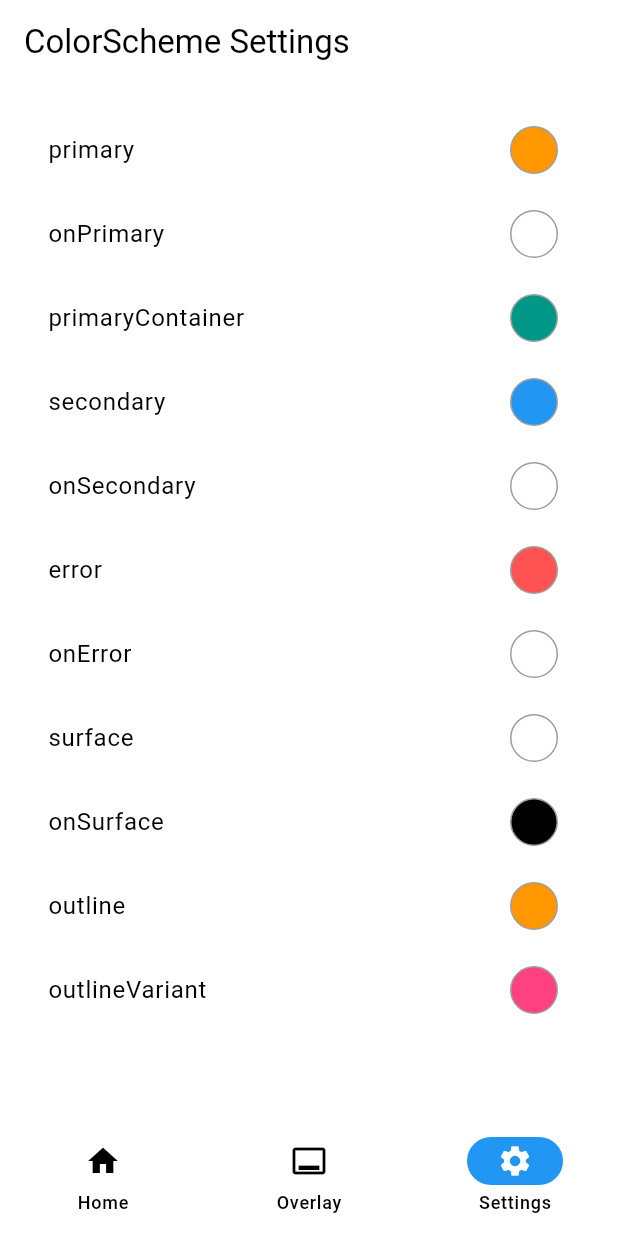
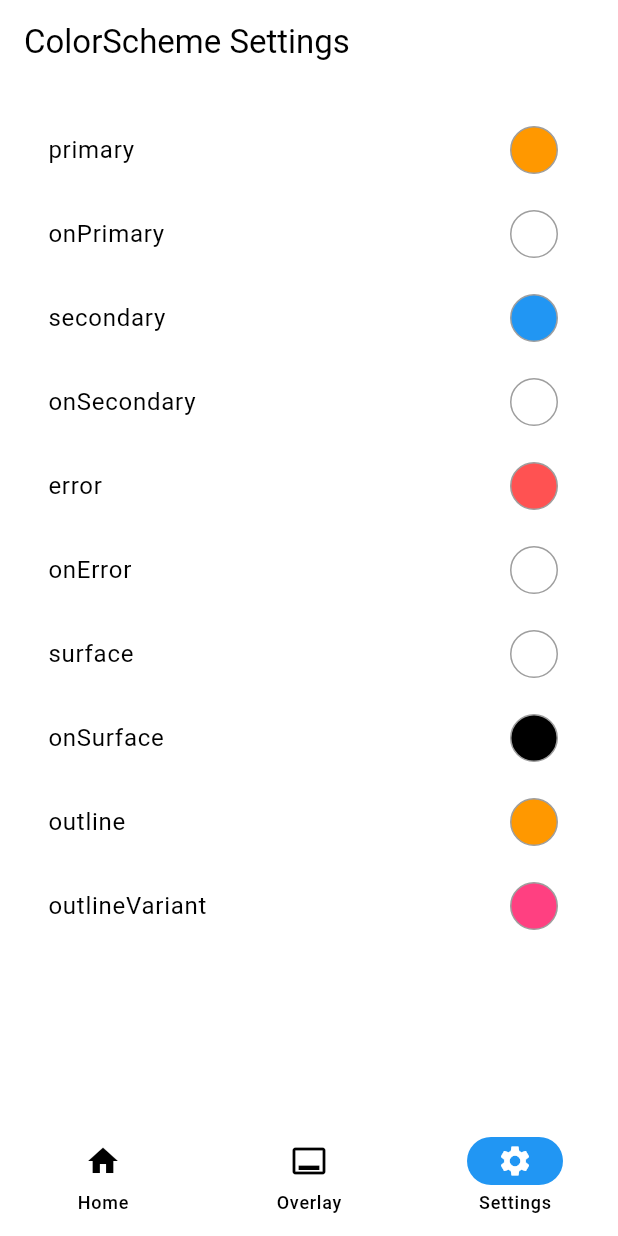
Before and after one commit to go5go69/flutter-color-scheme-sample, a Flutter app: the screen it shows after launch, item 3 of the bottom bar chosen, on a phone screen of 412 x 824 dp. Run offline on Flutter 3.47's test engine with Material 3 defaults, Android fonts, the phone set to English and light mode, and no system bars; our stand-ins replace flutter_colorpicker, flutter_riverpod.

Commit message:
primaryContainerに関する記述をコメントアウト

```diff
--- a/lib/presentation/pages/setting_page.dart
+++ b/lib/presentation/pages/setting_page.dart
@@ -26,11 +26,11 @@ class SettingPage extends ConsumerWidget {
             current: colorScheme.onPrimary,
             onChanged: (c) => notifier.update(onPrimary: c),
           ),
-          _ColorSelector(
-            label: 'primaryContainer',
-            current: colorScheme.primaryContainer,
-            onChanged: (c) => notifier.update(primaryContainer: c),
-          ),
+          // _ColorSelector(
+          //   label: 'primaryContainer',
+          //   current: colorScheme.primaryContainer,
+          //   onChanged: (c) => notifier.update(primaryContainer: c),
+          // ),
           _ColorSelector(
             label: 'secondary',
             current: colorScheme.secondary,
--- a/lib/theme/color_scheme_provider.dart
+++ b/lib/theme/color_scheme_provider.dart
@@ -10,7 +10,7 @@ class ColorSchemeNotifier extends Notifier<ColorScheme> {
     primary: Colors.orange,
     onPrimary: Colors.white,
     // floatingActionButtonのColor
-    primaryContainer: Colors.teal,
+    // primaryContainer: Colors.teal,
     secondary: Colors.blue,
     onSecondary: Colors.white,
     error: Colors.redAccent,
```
